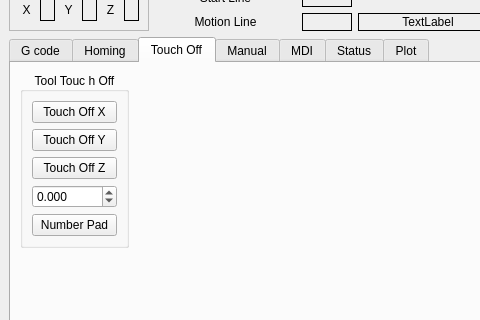
Qt form jet/src/jet.ui (tlight9/jet) before a commit; both pictures show x 0 to 480 and y 136 to 456 of the 800 by 600 pixel window.
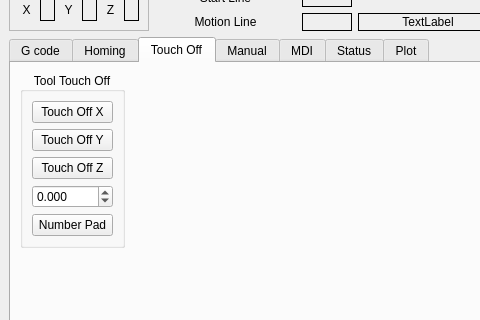
The same form after that commit. The open tabs and pages were chosen to show the change.

Commit message: remove space

```diff
--- a/jet/src/jet.ui
+++ b/jet/src/jet.ui
@@ -490,7 +490,7 @@
         <item row="0" column="0">
          <widget class="QGroupBox" name="groupBox_6">
           <property name="title">
-           <string>Tool Touc h Off</string>
+           <string>Tool Touch Off</string>
           </property>
           <property name="alignment">
            <set>Qt::AlignCenter</set>
```
